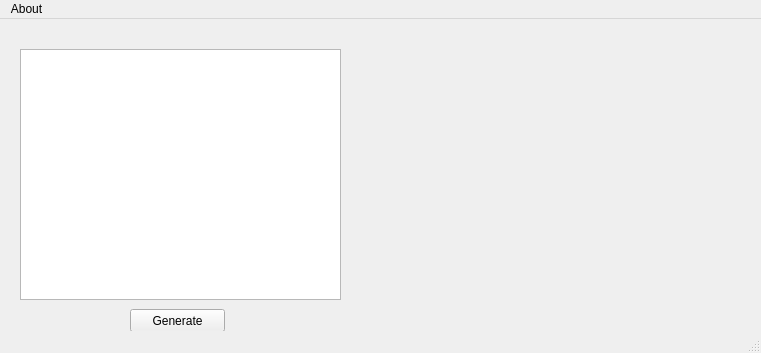
The window that ui/mainWindow.ui (wishmerhill/QtCodes) describes before a commit, drawn with Qt 5.
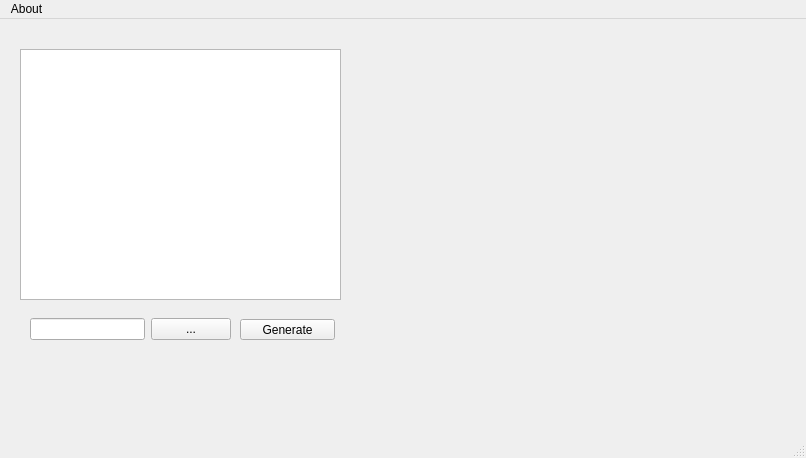
The same window after the commit.

Commit message: Enough for tonight

The edit to the form file:
```diff
--- a/ui/mainWindow.ui
+++ b/ui/mainWindow.ui
@@ -6,8 +6,8 @@
    <rect>
     <x>0</x>
     <y>0</y>
-    <width>761</width>
-    <height>353</height>
+    <width>806</width>
+    <height>458</height>
    </rect>
   </property>
   <property name="windowTitle">
@@ -27,10 +27,10 @@
    <widget class="QPushButton" name="pushButton">
     <property name="geometry">
      <rect>
-      <x>130</x>
-      <y>290</y>
+      <x>240</x>
+      <y>300</y>
       <width>95</width>
-      <height>23</height>
+      <height>21</height>
      </rect>
     </property>
     <property name="text">
@@ -40,23 +40,48 @@
    <widget class="QLabel" name="qrPreview">
     <property name="geometry">
      <rect>
-      <x>440</x>
-      <y>40</y>
-      <width>231</width>
-      <height>231</height>
+      <x>410</x>
+      <y>30</y>
+      <width>321</width>
+      <height>311</height>
      </rect>
     </property>
+    <property name="autoFillBackground">
+     <bool>true</bool>
+    </property>
     <property name="text">
      <string/>
     </property>
    </widget>
+   <widget class="QWidget" name="">
+    <property name="geometry">
+     <rect>
+      <x>30</x>
+      <y>290</y>
+      <width>201</width>
+      <height>41</height>
+     </rect>
+    </property>
+    <layout class="QHBoxLayout" name="horizontalLayout">
+     <item>
+      <widget class="QLineEdit" name="filenameEdit"/>
+     </item>
+     <item>
+      <widget class="QPushButton" name="selectFileButton">
+       <property name="text">
+        <string>...</string>
+       </property>
+      </widget>
+     </item>
+    </layout>
+   </widget>
   </widget>
   <widget class="QMenuBar" name="menubar">
    <property name="geometry">
     <rect>
      <x>0</x>
      <y>0</y>
-     <width>761</width>
+     <width>806</width>
      <height>20</height>
     </rect>
    </property>
```
Left out of the diff: 2 changed lines with no effect on the pictures. The commit also changes 1 other file.
